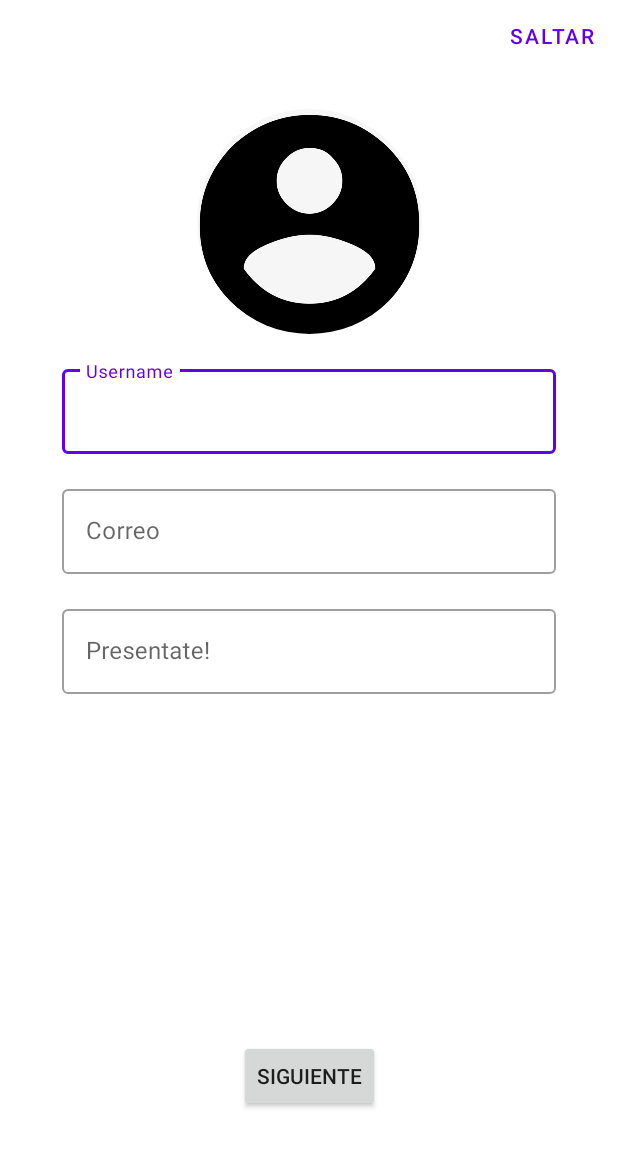
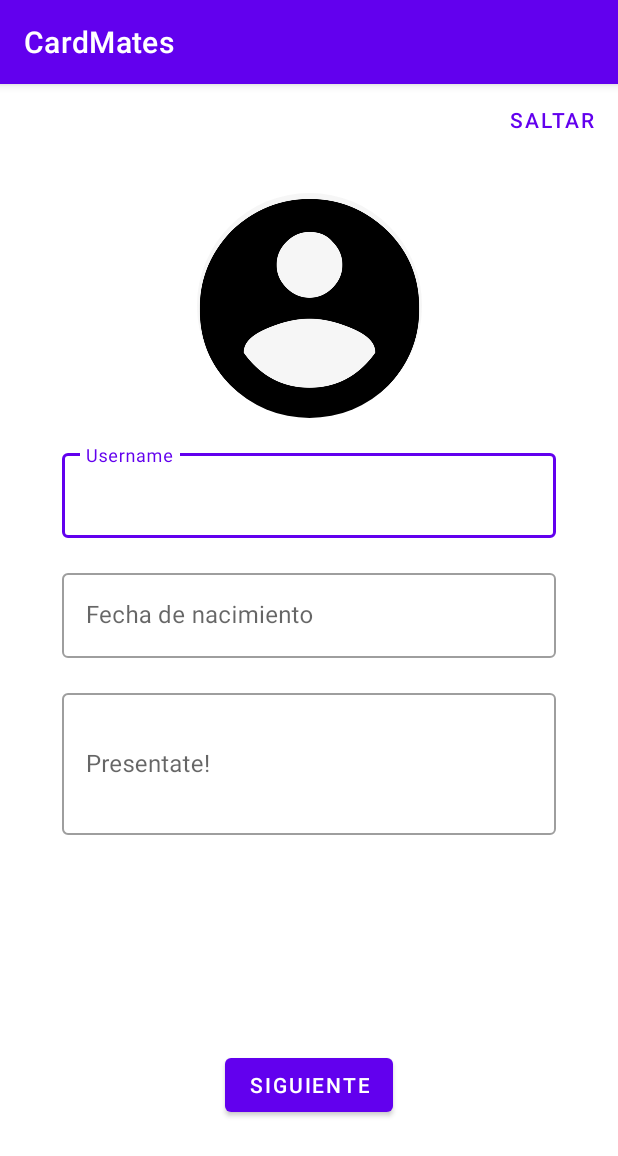
Before and after one commit to barrigamiguelm/CardMates, an Android app: the UserProfile screen opened directly, with no data from a screen before it, on a phone screen of 412 x 824 dp. Shown: the top 1156 px of the screen. Run offline under Robolectric (Android 15) with nearby library versions, the phone set to English and light mode, and no system bars; our stand-ins replace Firebase (no records; nobody signed in at launch, a user with empty details on screens opened directly); libraries missing offline, so code that uses them is left out: org.checkerframework.checker; plain views replace CircularImageView.

Commit message:
"Date picker se manda hacia base de datos"

```diff
--- a/app/build.gradle
+++ b/app/build.gradle
@@ -42,6 +42,8 @@ dependencies {
 
 
     implementation 'com.google.android.material:material:1.8.0-alpha01'
+    implementation 'com.wdullaer:materialdatetimepicker:4.2.3'
+
     implementation platform('com.google.firebase:firebase-bom:30.4.1')
     implementation 'com.google.firebase:firebase-analytics'
     implementation 'com.google.firebase:firebase-auth'
--- a/app/src/main/AndroidManifest.xml
+++ b/app/src/main/AndroidManifest.xml
@@ -22,6 +22,8 @@
         <activity
             android:name=".Activities.UserProfile"
             android:exported="true" >
+
+
             <meta-data
                 android:name="android.app.lib_name"
                 android:value="" />
@@ -42,6 +44,7 @@
                 <category android:name="android.intent.category.LAUNCHER" />
             </intent-filter>
 
+
             <meta-data
                 android:name="android.app.lib_name"
                 android:value="" />
--- a/app/src/main/java/com/example/cardmates/Activities/UserProfile.java
+++ b/app/src/main/java/com/example/cardmates/Activities/UserProfile.java
@@ -5,6 +5,7 @@ import androidx.appcompat.app.AppCompatActivity;
 
 import android.app.Activity;
 import android.app.AlertDialog;
+import android.app.DatePickerDialog;
 import android.app.Dialog;
 import android.content.Context;
 import android.content.DialogInterface;
@@ -14,14 +15,17 @@ import android.net.Uri;
 import android.os.Bundle;
 import android.view.View;
 import android.widget.Button;
+import android.widget.DatePicker;
 import android.widget.EditText;
 import android.widget.ImageView;
+import android.widget.TextView;
 import android.widget.Toast;
 
 import com.example.cardmates.MainActivity;
 import com.example.cardmates.R;
 import com.google.android.gms.tasks.OnFailureListener;
 import com.google.android.gms.tasks.OnSuccessListener;
+import com.google.android.material.datepicker.MaterialDatePicker;
 import com.google.android.material.dialog.MaterialAlertDialogBuilder;
 import com.google.android.material.snackbar.Snackbar;
 import com.google.firebase.auth.FirebaseAuth;
@@ -32,17 +36,24 @@ import com.google.firebase.storage.FirebaseStorage;
 import com.google.firebase.storage.StorageReference;
 import com.google.firebase.storage.UploadTask;
 
+import org.checkerframework.checker.units.qual.C;
+
+import java.text.SimpleDateFormat;
+import java.util.Calendar;
 import java.util.HashMap;
+import java.util.Locale;
 import java.util.Map;
 
-public class UserProfile extends Activity {
+public class UserProfile extends AppCompatActivity {
 
-    private EditText etUserUsername, etUserEmail,etUserDesc;
+    private EditText etUserUsername, etDateBirt, etUserDesc;
     private ImageView profilePhotoUserProfile;
-    private Button btnCreateUser,btnSkipUserProfile;
+    private Button btnCreateUser, btnSkipUserProfile;
     private FirebaseAuth mAuth;
+    private Calendar calendar;
     private FirebaseFirestore db;
     private FirebaseStorage storage;
+    private String userID;
     private StorageReference storageReference;
     private Uri imageUri;
 
@@ -54,26 +65,55 @@ public class UserProfile extends Activity {
         btnCreateUser = (Button) findViewById(R.id.btnCreateUser);
         btnSkipUserProfile = (Button) findViewById(R.id.btnSkipUserProfile);
         etUserUsername = (EditText) findViewById(R.id.etUserUsername);
-        etUserEmail = (EditText) findViewById(R.id.etUserEmail);
+        etDateBirt = (EditText) findViewById(R.id.etDateBirt);
         etUserDesc = (EditText) findViewById(R.id.etUserDesc);
         etUserDesc = (EditText) findViewById(R.id.etUserDesc);
         profilePhotoUserProfile = (ImageView) findViewById(R.id.profilePhotoUserProfile);
 
         mAuth = FirebaseAuth.getInstance();
         db = FirebaseFirestore.getInstance();
-        String email = mAuth.getCurrentUser().getEmail();
         storage = FirebaseStorage.getInstance();
         storageReference = storage.getReference();
 
+        userID = mAuth.getCurrentUser().getUid();
 
-        etUserEmail.setText(email);
+
+        Calendar calendar = Calendar.getInstance();
+        DatePickerDialog.OnDateSetListener date = new DatePickerDialog.OnDateSetListener() {
+            @Override
+            public void onDateSet(DatePicker view, int year, int month, int dayOfMonth) {
+                calendar.set(Calendar.YEAR, year);
+                calendar.set(Calendar.MONTH, month);
+                calendar.set(Calendar.DAY_OF_MONTH, dayOfMonth);
+                updateCalendar(calendar);
+            }
+        };
 
 
         btnSkipUserProfile.setOnClickListener(new View.OnClickListener() {
             @Override
             public void onClick(View view) {
-            createDialog();
+                createDialog();
             }
+        });
+        profilePhotoUserProfile.setOnClickListener(new View.OnClickListener() {
+            @Override
+            public void onClick(View view) {
+                chosePicture();
+            }
+        });
+
+        etDateBirt.setOnClickListener(new View.OnClickListener() {
+            @Override
+            public void onClick(View view) {
+               new DatePickerDialog(UserProfile.this,date,
+                       calendar.get(Calendar.YEAR),
+                       calendar.get(Calendar.MONTH),
+                       calendar.get(Calendar.DAY_OF_MONTH))
+                               .show();
+            }
+
+
         });
 
         btnCreateUser.setOnClickListener(new View.OnClickListener() {
@@ -83,12 +123,6 @@ public class UserProfile extends Activity {
             }
         });
 
-        profilePhotoUserProfile.setOnClickListener(new View.OnClickListener() {
-            @Override
-            public void onClick(View view) {
-                chosePicture();
-            }
-        });
 
     }
 
@@ -96,25 +130,24 @@ public class UserProfile extends Activity {
     private void createUser() {
         String username = etUserUsername.getText().toString();
         String desc = etUserDesc.getText().toString();
-
-        String userID = mAuth.getCurrentUser().getUid();
+        String datebirth= etDateBirt.getText().toString();
 
         Map<String, Object> data = new HashMap<>();
         data.put("Usuario ", username);
-        data.put("Descripcion",desc);
+        data.put("Descripcion", desc);
+        data.put("Fecha Nacimineto",datebirth);
         db.collection("Users").document(userID)
                 .set(data, SetOptions.merge());
-        uploadPhotoFirebase();
-        startActivity(new Intent(UserProfile.this,MainActivity.class));
+        startActivity(new Intent(UserProfile.this, MainActivity.class));
     }
 
-    public void createDialog(){
+    public void createDialog() {
         AlertDialog.Builder builder = new AlertDialog.Builder(UserProfile.this);
         builder.setMessage("Podra modificar su perfil posteriormente")
                 .setTitle("¿Saltar?");
         builder.setPositiveButton("Siguiente", new DialogInterface.OnClickListener() {
             public void onClick(DialogInterface dialog, int id) {
-                startActivity(new Intent(UserProfile.this,MainActivity.class));
+                startActivity(new Intent(UserProfile.this, MainActivity.class));
             }
         });
         builder.setNegativeButton("Cancelar", new DialogInterface.OnClickListener() {
@@ -143,9 +176,8 @@ public class UserProfile extends Activity {
     }
 
 
+    private void uploadPhotoFirebase() {
 
-    private void uploadPhotoFirebase() {
-        String userID = mAuth.getCurrentUser().getUid();
         StorageReference profilePhotos = storageReference.child("ProfilePhotos/" + userID);
 
         profilePhotos.putFile(imageUri)
@@ -163,4 +195,12 @@ public class UserProfile extends Activity {
                 });
 
     }
+
+    private void updateCalendar(Calendar calendar) {
+        String Format = "dd/MM/yy";
+        SimpleDateFormat sdf = new SimpleDateFormat(Format, Locale.ENGLISH);
+        etDateBirt.setText(sdf.format(calendar.getTime()));
+    }
+
+
 }
--- a/app/src/main/res/layout/activity_user_profile.xml
+++ b/app/src/main/res/layout/activity_user_profile.xml
@@ -43,22 +43,25 @@
 
 
     <com.google.android.material.textfield.TextInputLayout
-        android:id="@+id/etUserEmailInput"
+        android:id="@+id/etDateBirthInput"
         style="@style/Widget.MaterialComponents.TextInputLayout.OutlinedBox"
         android:layout_width="0dp"
         android:layout_height="wrap_content"
         android:layout_marginTop="18dp"
-        android:hint="Correo"
+        android:hint="Fecha de nacimiento"
+        android:clickable="false"
+        android:focusable="false"
         app:layout_constraintEnd_toStartOf="@+id/right_guideline"
         app:layout_constraintStart_toStartOf="@+id/left_guideline"
         app:layout_constraintTop_toBottomOf="@+id/etUserUsernameInput">
 
         <com.google.android.material.textfield.TextInputEditText
-            android:id="@+id/etUserEmail"
+            android:id="@+id/etDateBirt"
             android:layout_width="match_parent"
             android:layout_height="wrap_content"
-            android:inputType="text"
             android:maxLines="1"
+            android:clickable="false"
+            android:focusable="false"
             app:layout_constraintEnd_toStartOf="@+id/right_guideline"
             app:layout_constraintStart_toStartOf="@+id/left_guideline"
             app:layout_constraintTop_toBottomOf="@+id/etUserUsernameInput" />
@@ -68,17 +71,17 @@
         android:id="@+id/etUserDescInput"
         style="@style/Widget.MaterialComponents.TextInputLayout.OutlinedBox"
         android:layout_width="0dp"
-        android:layout_height="wrap_content"
+        android:layout_height="100dp"
         android:layout_marginTop="18dp"
         android:hint="Presentate!"
         app:layout_constraintEnd_toStartOf="@+id/right_guideline"
         app:layout_constraintStart_toStartOf="@+id/left_guideline"
-        app:layout_constraintTop_toBottomOf="@+id/etUserEmailInput">
+        app:layout_constraintTop_toBottomOf="@+id/etDateBirthInput">
 
         <com.google.android.material.textfield.TextInputEditText
             android:id="@+id/etUserDesc"
             android:layout_width="match_parent"
-            android:layout_height="wrap_content"
+            android:layout_height="match_parent"
             android:inputType="text"
             android:maxLines="1"
             app:layout_constraintEnd_toStartOf="@+id/right_guideline"
```
Also changed, not shown: app/src/main/java/com/example/cardmates/Activities/Login.java (+5 -9 lines), app/src/main/java/com/example/cardmates/Activities/Register.java (+25 -9 lines).
